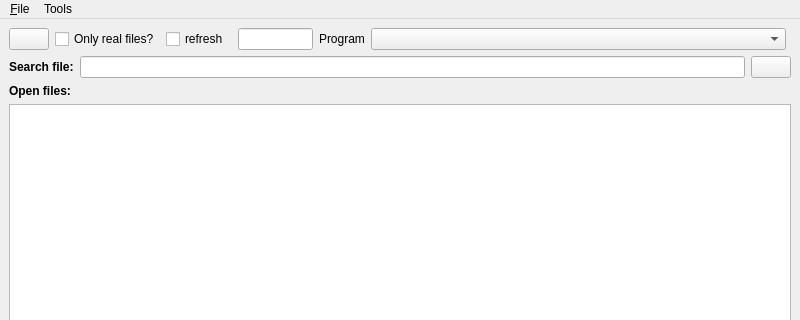
Before: the Qt Designer form ui/main.ui in iddekingej/ofgui, drawn with Qt 5; both pictures show x 0 to 800 and y 0 to 320 of the 800 by 600 pixel window.
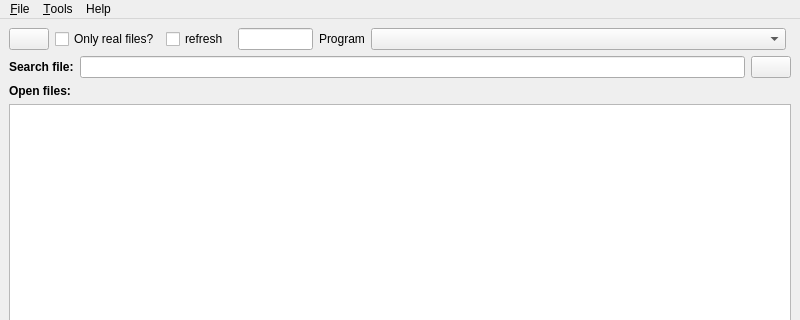
After: the same form once the commit is applied. Icons and pictures are not drawn.

The edit to the form file:
```diff
--- a/ui/main.ui
+++ b/ui/main.ui
@@ -217,7 +217,7 @@
      <x>0</x>
      <y>0</y>
      <width>800</width>
-     <height>29</height>
+     <height>30</height>
     </rect>
    </property>
    <widget class="QMenu" name="menu_File">
@@ -228,12 +228,19 @@
    </widget>
    <widget class="QMenu" name="menuTools">
     <property name="title">
-     <string>Tools</string>
+     <string>&amp;Tools</string>
     </property>
     <addaction name="actionMonitor"/>
    </widget>
+   <widget class="QMenu" name="menuHelp">
+    <property name="title">
+     <string>Help</string>
+    </property>
+    <addaction name="actionAbout"/>
+   </widget>
    <addaction name="menu_File"/>
    <addaction name="menuTools"/>
+   <addaction name="menuHelp"/>
   </widget>
   <widget class="QStatusBar" name="statusbar"/>
   <action name="action_Exit">
```
Left out of the diff: 7 changed lines with no effect on the pictures.
